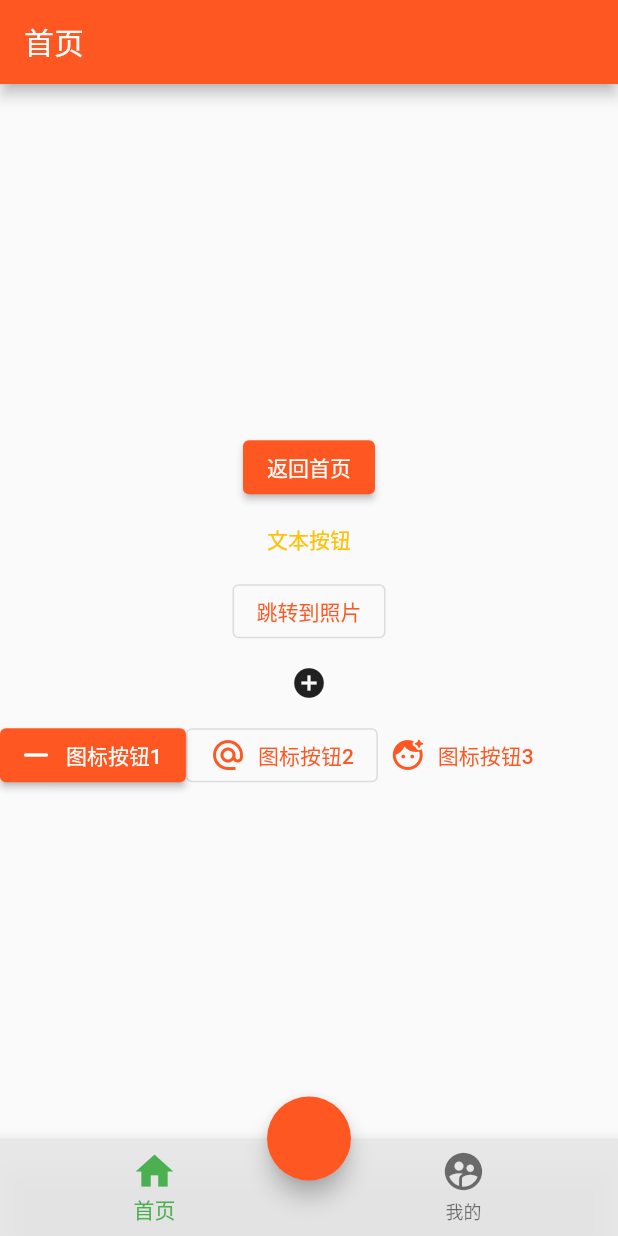
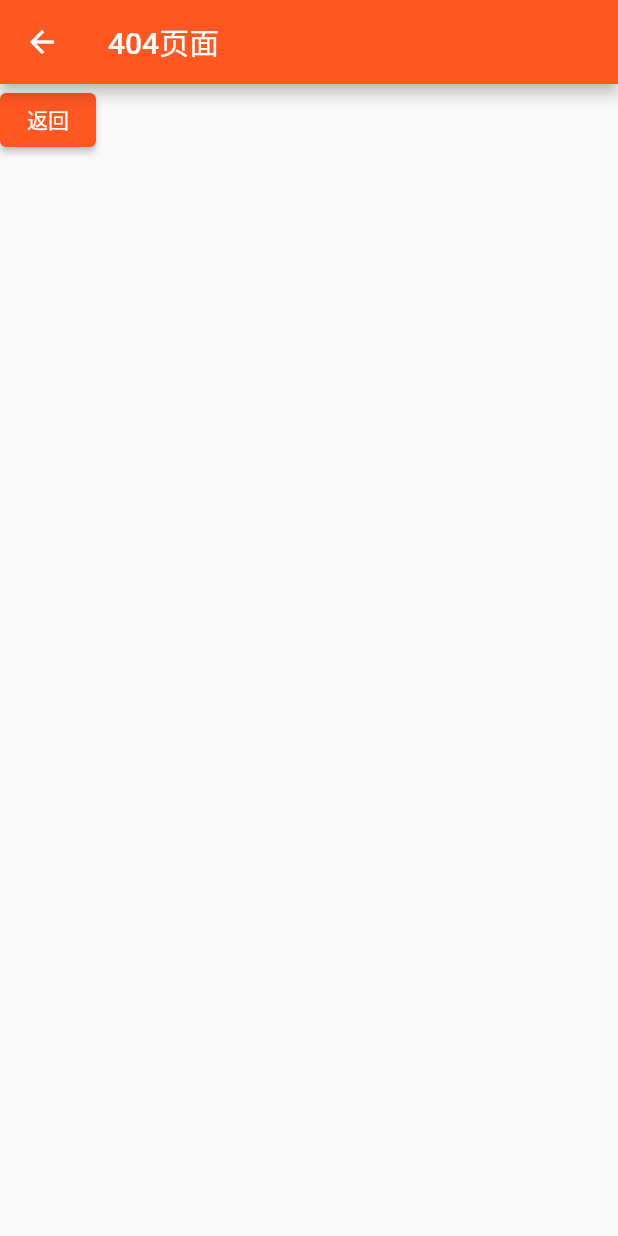
Before and after one commit to ylc927957426/flutterAPP, a Flutter app: the screen it shows after launch, after a tap on "跳转到照片", on a phone screen of 412 x 824 dp. Run offline on Flutter 3.47's test engine with Material 2 defaults, Android fonts, the phone set to English and light mode, and no system bars; our stand-ins replace dio; network calls fail.

Commit message:
处理路由不存在跳转404页面

```diff
--- a/lib/main.dart
+++ b/lib/main.dart
@@ -1,6 +1,8 @@
 import 'package:flutter/material.dart';
 import 'package:flutter_text/pages/home/index.dart';
 import 'package:flutter_text/pages/login/index.dart';
+import 'package:flutter_text/pages/not-find-route/index.dart';
+import 'package:flutter_text/pages/photo/index.dart';
 
 void main() {
   runApp(const MyApp());
@@ -16,9 +18,14 @@ class MyApp extends StatelessWidget {
       theme: ThemeData(
         primarySwatch: Colors.deepOrange,
       ),
+      initialRoute: "/",
       routes: {
         "/": (context) => const MyHomePage(),
         "/login": (context) => const Login(),
+        "/photo": (context) => const Photo(),
+      },
+      onUnknownRoute: (setting) {
+        return MaterialPageRoute(builder: (_) => const NotFindRoute());
       },
     );
   }
--- a/lib/pages/goods/index.dart
+++ b/lib/pages/goods/index.dart
@@ -5,9 +5,6 @@ class Goods extends StatelessWidget {
 
   @override
   Widget build(BuildContext context) {
-    var args = ModalRoute.of(context)?.settings.arguments;
-    print('首页路由携带的参数 $args');
-
     return Center(
       child: Column(
         mainAxisAlignment: MainAxisAlignment.center,
@@ -16,7 +13,7 @@ class Goods extends StatelessWidget {
               onPressed: () {
                 // Navigator.pop(context, {'id': '商品id'});
               },
-              child: const Text('返回首页')),
+              child: const Text('商品页面')),
           TextButton(
               onPressed: () {
                 print('这是文本按钮');
@@ -27,7 +24,8 @@ class Goods extends StatelessWidget {
               )),
           OutlinedButton(
               onPressed: () {
-                // Navigator.pushNamed(context, '/photo');
+                Navigator.pushNamed(context, '/phone',
+                    arguments: {'id': '123456789'});
               },
               child: const Text('跳转到照片')),
           IconButton(
--- /dev/null
+++ b/lib/pages/not-find-route/index.dart
@@ -0,0 +1,17 @@
+import 'package:flutter/material.dart';
+
+class NotFindRoute extends StatelessWidget {
+  const NotFindRoute({Key? key}) : super(key: key);
+
+  @override
+  Widget build(BuildContext context) {
+    return Scaffold(
+      appBar: AppBar(
+        title: Text('404页面'),
+      ),
+      body: Column(
+        children: [ElevatedButton(onPressed: () {}, child: Text('返回'))],
+      ),
+    );
+  }
+}
--- a/lib/pages/photo/index.dart
+++ b/lib/pages/photo/index.dart
@@ -4,9 +4,11 @@ import 'package:flutter/src/widgets/framework.dart';
 
 class Photo extends StatelessWidget {
   const Photo({Key? key}) : super(key: key);
-
   @override
   Widget build(BuildContext context) {
+    var args = ModalRoute.of(context)?.settings.arguments;
+    print('首页路由携带的参数 $args');
+
     return Scaffold(
       appBar: AppBar(title: const Text('照片')),
       body: Column(
```
